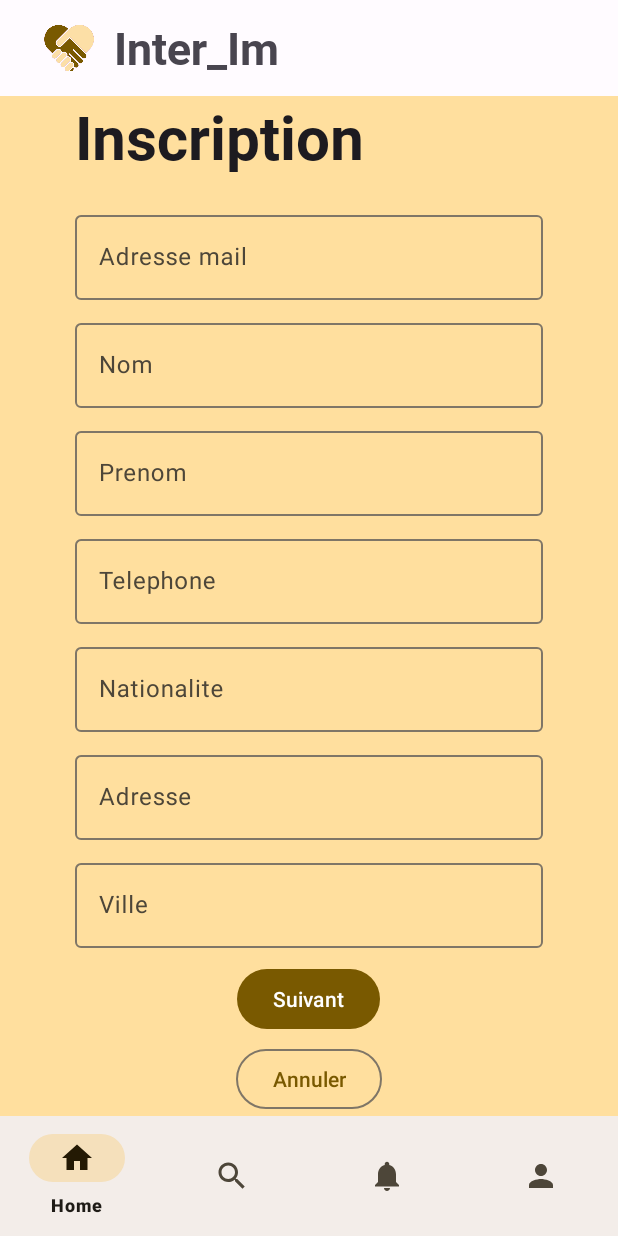
After one commit to LoloLeMono/InterIm, an Android app: the fragment SigninFragment placed in its activity, on a phone screen of 412 x 824 dp. The commit adds this screen. Run offline under Robolectric (Android 15) with nearby library versions, the phone set to English and light mode, and no system bars.

Commit message:
Add inscription

```diff
--- a/Android/app/src/main/java/com/mobile/inter_im/RetrofitInterface.java
+++ b/Android/app/src/main/java/com/mobile/inter_im/RetrofitInterface.java
@@ -20,6 +20,6 @@ public interface RetrofitInterface {
     Call<UserData> executeLogin(@Body UserData user);
     @POST("/find-offers")
     Call<List<OfferData>> executeOffer(@Body OfferData offer);
-    @POST("signup")
-    Call<Void> executeSignup(@Body HashMap<String, String> map);
+    @POST("/signup")
+    Call<ResultData> executeSignup(@Body UserData user);
 }
--- /dev/null
+++ b/Android/app/src/main/java/com/mobile/inter_im/ui/login/SigninFragment.java
@@ -0,0 +1,91 @@
+package com.mobile.inter_im.ui.login;
+
+import android.os.Bundle;
+import android.view.LayoutInflater;
+import android.view.View;
+import android.view.ViewGroup;
+import android.widget.Button;
+import android.widget.TextView;
+
+import androidx.annotation.NonNull;
+import androidx.fragment.app.Fragment;
+import androidx.lifecycle.Observer;
+import androidx.lifecycle.ViewModelProvider;
+import androidx.navigation.NavController;
+import androidx.navigation.fragment.NavHostFragment;
+
+import com.google.android.material.snackbar.Snackbar;
+import com.google.android.material.textfield.TextInputLayout;
+import com.mobile.inter_im.MainActivity;
+import com.mobile.inter_im.R;
+import com.mobile.inter_im.databinding.FragmentLoginBinding;
+import com.mobile.inter_im.databinding.FragmentSigninBinding;
+import com.mobile.inter_im.model.UserData;
+import com.mobile.inter_im.ui.home.HomeFragment;
+import com.mobile.inter_im.ui.profil.ProfilFragment;
+import com.mobile.inter_im.user.UserViewModel;
+
+public class SigninFragment extends Fragment
+{
+
+    private FragmentSigninBinding binding;
+    MainActivity mainActivity;
+
+    public View onCreateView(@NonNull LayoutInflater inflater,
+                             ViewGroup container, Bundle savedInstanceState)
+    {
+        LoginViewModel loginViewModel = new ViewModelProvider(this).get(LoginViewModel.class);
+        loginViewModel.setContext(requireContext());
+        mainActivity = (MainActivity) getActivity();
+
+        binding = FragmentSigninBinding.inflate(inflater, container, false);
+        View root = binding.getRoot();
+
+        Button buttonNext = root.findViewById(R.id.button_next);
+        Button buttonStop = root.findViewById(R.id.button_stop);
+
+        TextInputLayout nomEditLayout = root.findViewById(R.id.textField_nom);
+        TextInputLayout prenomEditLayout = root.findViewById(R.id.textField_prenom);
+        TextInputLayout mailEditLayout = root.findViewById(R.id.textField_mail);
+        TextInputLayout phoneEditLayout = root.findViewById(R.id.textField_phone);
+        TextInputLayout natEditLayout = root.findViewById(R.id.textField_nat);
+        TextInputLayout adrEditLayout = root.findViewById(R.id.textField_address);
+        TextInputLayout townEditLayout = root.findViewById(R.id.textField_town);
+
+        buttonNext.setOnClickListener(new View.OnClickListener() {
+            @Override
+            public void onClick(View view) {
+                String nomText = nomEditLayout.getEditText().getText().toString();
+                String prenomText = prenomEditLayout.getEditText().getText().toString();
+                String mailText = mailEditLayout.getEditText().getText().toString();
+                String phoneText = phoneEditLayout.getEditText().getText().toString();
+                String natText = natEditLayout.getEditText().getText().toString();
+                String adrText = adrEditLayout.getEditText().getText().toString();
+                String townText = townEditLayout.getEditText().getText().toString();
+
+                loginViewModel.setUser(new UserData(
+                        nomText,
+                        prenomText,
+                        mailText,
+                        phoneText,
+                        natText,
+                        adrText,
+                        townText
+                ));
+
+                mainActivity = (MainActivity) getActivity();
+                mainActivity.replaceFragment(new SigninEndFragment());
+                System.out.println(loginViewModel.getUser());
+            }
+        });
+
+        buttonStop.setOnClickListener(new View.OnClickListener() {
+            @Override
+            public void onClick(View view) {
+                mainActivity.replaceFragment(new LoginFragment());
+            }
+        });
+
+        return root;
+    }
+}
--- /dev/null
+++ b/Android/app/src/main/res/layout/fragment_signin.xml
@@ -0,0 +1,149 @@
+<?xml version="1.0" encoding="utf-8"?>
+<androidx.constraintlayout.widget.ConstraintLayout
+    xmlns:android="http://schemas.android.com/apk/res/android"
+    xmlns:app="http://schemas.android.com/apk/res-auto"
+    xmlns:tools="http://schemas.android.com/tools"
+    android:layout_width="match_parent"
+    android:layout_height="match_parent"
+    tools:context=".ui.login.SigninFragment"
+    android:background="?attr/colorPrimaryContainer">
+
+    <ScrollView
+        android:layout_width="match_parent"
+        android:layout_height="match_parent"
+        android:scrollbars="none">
+
+        <LinearLayout
+            android:layout_width="match_parent"
+            android:layout_height="match_parent"
+            android:orientation="vertical"
+            android:paddingStart="50dp"
+            android:paddingEnd="50dp"
+            android:paddingBottom="25dp">
+
+            <TextView
+                android:id="@+id/text_login_title"
+                android:layout_width="wrap_content"
+                android:layout_height="wrap_content"
+                android:layout_marginEnd="20dp"
+                android:layout_marginBottom="20dp"
+
+                android:fontFamily="@font/roboto_bold"
+                android:text="Inscription"
+                android:textColor="?android:attr/textColorPrimary"
+                android:textSize="40sp"
+
+                app:layout_constraintEnd_toEndOf='parent'
+                app:layout_constraintStart_toStartOf="parent"
+                app:layout_constraintTop_toTopOf="parent" />
+
+            <com.google.android.material.textfield.TextInputLayout
+                android:id="@+id/textField_mail"
+                android:layout_width="match_parent"
+                android:layout_height="wrap_content"
+                android:layout_marginBottom="10dp"
+                android:hint="Adresse mail">
+
+                <com.google.android.material.textfield.TextInputEditText
+                    android:layout_width="match_parent"
+                    android:layout_height="wrap_content"
+                    />
+            </com.google.android.material.textfield.TextInputLayout>
+
+            <com.google.android.material.textfield.TextInputLayout
+                android:id="@+id/textField_nom"
+                android:layout_width="match_parent"
+                android:layout_height="wrap_content"
+                android:layout_marginBottom="10dp"
+                android:hint="Nom">
+
+                <com.google.android.material.textfield.TextInputEditText
+                    android:layout_width="match_parent"
+                    android:layout_height="wrap_content"
+                    />
+            </com.google.android.material.textfield.TextInputLayout>
+
+            <com.google.android.material.textfield.TextInputLayout
+                android:id="@+id/textField_prenom"
+                android:layout_width="match_parent"
+                android:layout_height="wrap_content"
+                android:layout_marginBottom="10dp"
+                android:hint="Prenom">
+
+                <com.google.android.material.textfield.TextInputEditText
+                    android:layout_width="match_parent"
+                    android:layout_height="wrap_content"
+                    />
+            </com.google.android.material.textfield.TextInputLayout>
+
+            <com.google.android.material.textfield.TextInputLayout
+                android:id="@+id/textField_phone"
+                android:layout_width="match_parent"
+                android:layout_height="wrap_content"
+                android:layout_marginBottom="10dp"
+                android:hint="Telephone">
+
+                <com.google.android.material.textfield.TextInputEditText
+                    android:layout_width="match_parent"
+                    android:layout_height="wrap_content"
+                    />
+            </com.google.android.material.textfield.TextInputLayout>
+
+            <com.google.android.material.textfield.TextInputLayout
+                android:id="@+id/textField_nat"
+                android:layout_width="match_parent"
+                android:layout_height="wrap_content"
+                android:layout_marginBottom="10dp"
+                android:hint="Nationalite">
+
+                <com.google.android.material.textfield.TextInputEditText
+                    android:layout_width="match_parent"
+                    android:layout_height="wrap_content"
+                    />
+            </com.google.android.material.textfield.TextInputLayout>
+
+            <com.google.android.material.textfield.TextInputLayout
+                android:id="@+id/textField_address"
+                android:layout_width="match_parent"
+                android:layout_height="wrap_content"
+                android:layout_marginBottom="10dp"
+                android:hint="Adresse">
+
+                <com.google.android.material.textfield.TextInputEditText
+                    android:layout_width="match_parent"
+                    android:layout_height="wrap_content"
+                    />
+            </com.google.android.material.textfield.TextInputLayout>
+
+            <com.google.android.material.textfield.TextInputLayout
+                android:id="@+id/textField_town"
+                android:layout_width="match_parent"
+                android:layout_height="wrap_content"
+                android:layout_marginBottom="10dp"
+                android:hint="Ville">
+
+                <com.google.android.material.textfield.TextInputEditText
+                    android:layout_width="match_parent"
+                    android:layout_height="wrap_content"
+                    />
+            </com.google.android.material.textfield.TextInputLayout>
+
+            <Button
+                android:id="@+id/button_next"
+                android:layout_width="wrap_content"
+                android:layout_height="wrap_content"
+                android:layout_gravity="center"
+                android:text="Suivant" />
+
+            <Button
+                android:id="@+id/button_stop"
+                style="@style/Widget.Material3.Button.OutlinedButton"
+                android:layout_width="wrap_content"
+                android:layout_height="wrap_content"
+                android:layout_gravity="center"
+                android:layout_marginTop="5dp"
+                android:text="Annuler" />
+
+        </LinearLayout>
+    </ScrollView>
+</androidx.constraintlayout.widget.ConstraintLayout>
```
Also changed, not shown: Android/app/src/main/java/com/mobile/inter_im/model/UserData.java (+11 -0 lines), Android/app/src/main/java/com/mobile/inter_im/ui/login/LoginFragment.java (+16 -3 lines), Android/app/src/main/java/com/mobile/inter_im/ui/login/LoginViewModel.java (+46 -0 lines), Android/app/src/main/java/com/mobile/inter_im/ui/login/SigninEndFragment.java (added, +65 -0 lines), Android/app/src/main/res/layout/fragment_display_offers.xml (+1 -7 lines), Android/app/src/main/res/layout/fragment_home.xml (+7 -1 lines), Android/app/src/main/res/layout/fragment_signin_end.xml (added, +83 -0 lines), Android/app/src/main/res/layout/item_offer.xml (+5 -3 lines), 1 other file.
